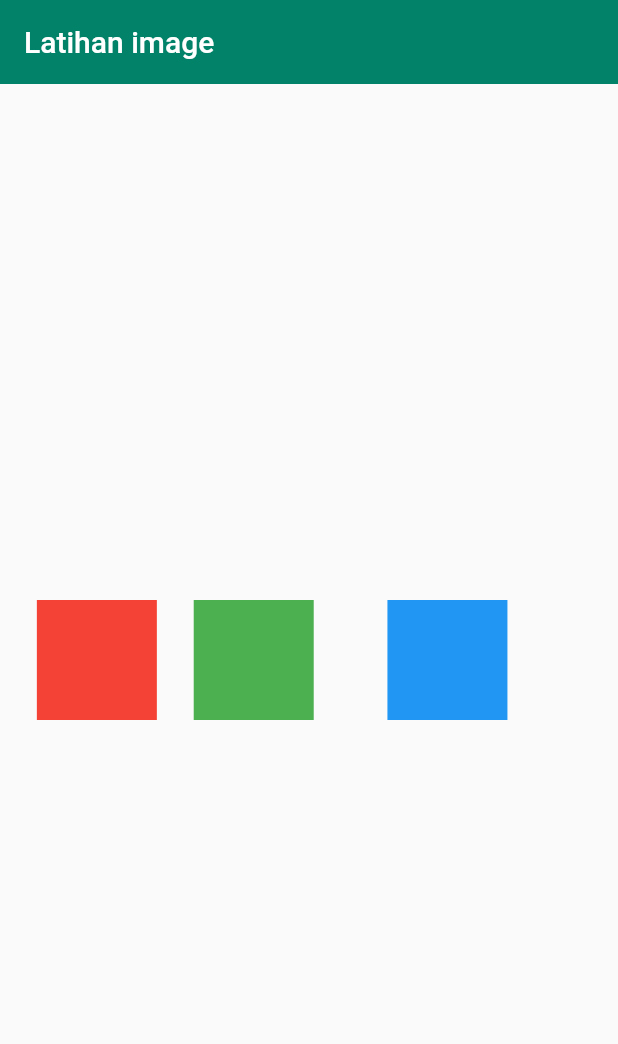
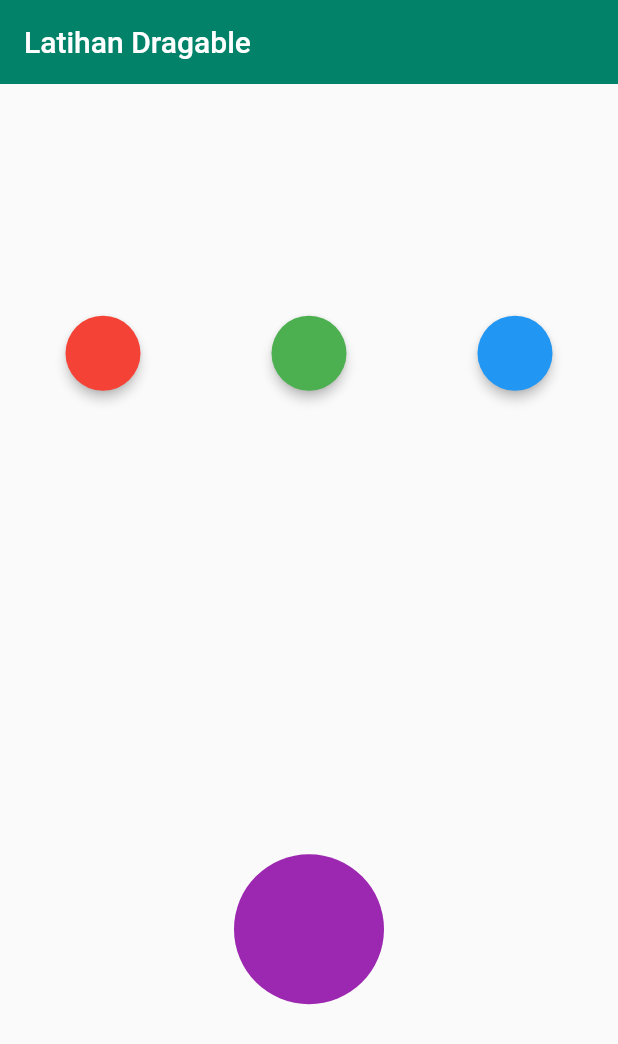
Before and after one commit to gunzxx/Flutter-Learn, a Flutter app: the screen it shows after launch, on a phone screen of 412 x 824 dp. Shown: the top 1044 px of the screen. Run offline on Flutter 3.47's test engine with Material 2 defaults, Android fonts, the phone set to English and light mode, and no system bars.

Commit message:
draggable color

```diff
--- a/f_01/lib/main.dart
+++ b/f_01/lib/main.dart
@@ -13,8 +13,14 @@ class MyApp extends StatefulWidget {
 
 class _MyAppState extends State<MyApp> {
   // List<Widget> widgets = [];
+  // Random random = Random();
+  Color c1 = Colors.red;
+  Color c2 = Colors.green;
+  Color c3 = Colors.blue;
 
-  Random random = Random();
+  Color _targetColor = Colors.purple;
+
+  bool _isaccepted = false;
 
   @override
   Widget build(BuildContext context) {
@@ -23,22 +29,125 @@ class _MyAppState extends State<MyApp> {
       home: Scaffold(
         appBar: AppBar(
           backgroundColor: const Color(0xFF018269),
-          title: const Text("Latihan image"),
+          title: const Text("Latihan Dragable"),
           elevation: 0.0,
         ),
-        body: Center(
-          child: Row(
-            // mainAxisAlignment: MainAxisAlignment.spaceBetween,
-            children: [
-              const Spacer(),
-              Container(width: 80, height: 80, color: Colors.red),
-              const Spacer(),
-              Container(width: 80, height: 80, color: Colors.green),
-              const Spacer(flex: 2),
-              Container(width: 80, height: 80, color: Colors.blue),
-              const Spacer(flex: 3),
-            ],
-          ),
+        body: Column(
+          mainAxisAlignment: MainAxisAlignment.spaceAround,
+          children: [
+            Row(
+              mainAxisAlignment: MainAxisAlignment.spaceAround,
+              children: [
+                Draggable<Color>(
+                  data: c1,
+                  feedback: SizedBox(
+                    width: 50,
+                    height: 50,
+                    child: Material(
+                      color: c1.withOpacity(.5),
+                      shape: const StadiumBorder(),
+                      elevation: 3,
+                    ),
+                  ),
+                  childWhenDragging: const SizedBox(
+                    child: Material(
+                      shape: StadiumBorder(),
+                      elevation: 0,
+                    ),
+                  ),
+                  child: SizedBox(
+                    width: 50,
+                    height: 50,
+                    child: Material(
+                      color: c1,
+                      shape: const StadiumBorder(),
+                      elevation: 3,
+                    ),
+                  ),
+                ),
+                Draggable<Color>(
+                  data: c2,
+                  feedback: SizedBox(
+                    width: 50,
+                    height: 50,
+                    child: Material(
+                      color: c1.withOpacity(.5),
+                      shape: const StadiumBorder(),
+                      elevation: 3,
+                    ),
+                  ),
+                  childWhenDragging: const SizedBox(
+                    child: Material(
+                      shape: StadiumBorder(),
+                      elevation: 0,
+                    ),
+                  ),
+                  child: SizedBox(
+                    width: 50,
+                    height: 50,
+                    child: Material(
+                      color: c2,
+                      shape: const StadiumBorder(),
+                      elevation: 3,
+                    ),
+                  ),
+                ),
+                Draggable<Color>(
+                  data: c3,
+                  feedback: SizedBox(
+                    width: 50,
+                    height: 50,
+                    child: Material(
+                      color: c1.withOpacity(.5),
+                      shape: const StadiumBorder(),
+                      elevation: 3,
+                    ),
+                  ),
+                  childWhenDragging: const SizedBox(
+                    child: Material(
+                      shape: StadiumBorder(),
+                      elevation: 0,
+                    ),
+                  ),
+                  child: SizedBox(
+                    width: 50,
+                    height: 50,
+                    child: Material(
+                      color: c3,
+                      shape: const StadiumBorder(),
+                      elevation: 3,
+                    ),
+                  ),
+                ),
+              ],
+            ),
+            DragTarget<Color>(
+              onWillAccept: (value) => true,
+              onAccept: (value) {
+                _isaccepted = true;
+                _targetColor = value;
+              },
+              builder: (context, candidat, rejected) {
+                return (_isaccepted)
+                    ? SizedBox(
+                        width: 100,
+                        height: 100,
+                        child: Material(
+                          color: _targetColor,
+                          shape: const StadiumBorder(),
+                        ),
+                      )
+                    : SizedBox(
+                        width: 100,
+                        height: 100,
+                        child: Material(
+                          color: _targetColor,
+                          shape: const StadiumBorder(),
+                        ),
+                      );
+              },
+            )
+          ],
         ),
       ),
     );
```
